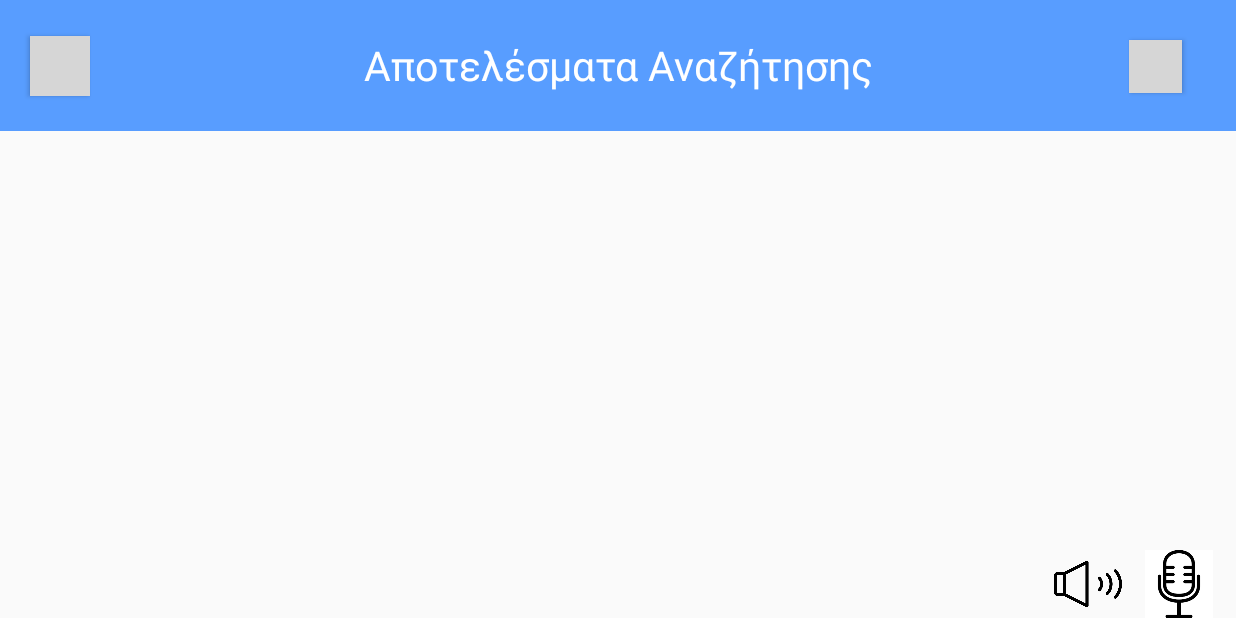
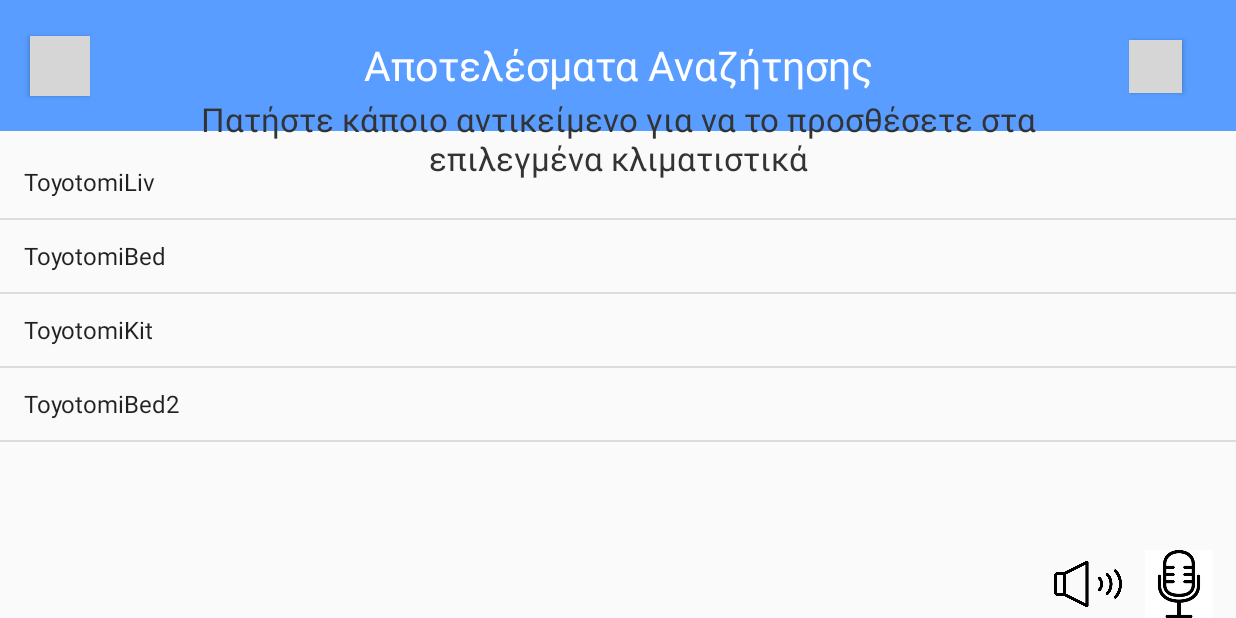
Before and after one commit to CharaGergi/AirConApp, an Android app: the screen it shows after launch (SearchResultsActivity), after a tap on "Εύρεση Κλιματιστικών", on a phone screen of 824 x 412 dp (held sideways). Run offline under Robolectric (Android 15) with nearby library versions, the phone set to English and light mode, and no system bars; 3 other taps on this screen came first; grey boxes are pictures that could not be loaded.

Commit message:
Need to update tempEditTxt when increasing/decreasing temperature in AirConActivity. Add button in AdvancedACSettingsActivity to send you to AirConDetailsActivity. Some minor appearance optimizations in ListViews. Cold mode button needs to be shown as selected when pressed.

```diff
--- a/app/src/main/java/com/example/airconapp/domain/AirCon.java
+++ b/app/src/main/java/com/example/airconapp/domain/AirCon.java
@@ -30,7 +30,7 @@ public class AirCon
         this.timerOff = timerOff;
         this.power = power;
         randomSerial = random.nextInt(3265) + 1000;
-        this.airConDetails = new AirConDetails(name, randomSerial, 23884, 25249," A++", 58, "1078x325x246", " 955x700x396" );
+        this.airConDetails = new AirConDetails(name, randomSerial, 23884, 25249," A++", 58, "1078x325x246", "955x700x396" );
     }
 
     public String getName()
@@ -74,6 +74,10 @@ public class AirCon
         return power;
     }
 
+    public AirConDetails getAirConDetails() {
+        return airConDetails;
+    }
+
     public void setName(String name)
     {
         this.name = name;
--- a/app/src/main/java/com/example/airconapp/domain/Utilities.java
+++ b/app/src/main/java/com/example/airconapp/domain/Utilities.java
@@ -4,26 +4,21 @@ import java.util.HashSet;
 
 public class Utilities
 {
-    private static Profile profile;
     private static HashSet<AirCon> foundAirCons;
     private static HashSet<AirCon> selectedAirCons;
     private static AirCon airCon1, airCon2, airCon3, airCon4;
 
     public Utilities() {
-        profile = new Profile();
         foundAirCons = new HashSet<>();
+        selectedAirCons = new HashSet<>();
         airCon1 = new AirCon("ToyotomiBed", 1 , 25, 2, 2, false, false, 0 , 3, true);
         airCon2 = new AirCon("ToyotomiKit", 3, 20, 1, 3, false, true, 4 , 0, true);
         airCon3 = new AirCon("ToyotomiLiv", 1, 14, 0, 1, true, false, 4 , 0, false);
         airCon4 = new AirCon("ToyotomiBed2", 4, 19, 3, 0, false, false, 4 , 0, false);
-    }
-
-    public static Profile getProfile() {
-        return profile;
-    }
-
-    public static void setProfile(Profile profile) {
-        Utilities.profile = profile;
+        foundAirCons.add(airCon1);
+        foundAirCons.add(airCon2);
+        foundAirCons.add(airCon3);
+        foundAirCons.add(airCon4);
     }
 
     public static HashSet<AirCon> getAirCons() {
--- a/app/src/main/java/com/example/airconapp/view/AdvancedACSettings/AdvancedACSettingsActivity.java
+++ b/app/src/main/java/com/example/airconapp/view/AdvancedACSettings/AdvancedACSettingsActivity.java
@@ -11,6 +11,7 @@ import android.widget.ScrollView;
 import android.widget.SeekBar;
 import android.widget.Switch;
 import com.example.airconapp.R;
+import com.example.airconapp.domain.AirCon;
 import com.example.airconapp.view.ActivityUtilities.UtilitiesActivity;
 import com.example.airconapp.view.AirCon.AirConActivity;
 import com.example.airconapp.view.Menu.MenuActivity;
@@ -18,6 +19,7 @@ import com.example.airconapp.view.Profile.ProfileActivity;
 
 public class AdvancedACSettingsActivity extends UtilitiesActivity implements View.OnClickListener, AdvancedACSettingsView
 {
+    private AirCon airCon;
     private Button backBtn;
     private Button settingsBtn;
     private Button homeBtn;
@@ -42,6 +44,8 @@ public class AdvancedACSettingsActivity extends UtilitiesActivity implements Vie
 
         Intent intent = getIntent();
         menuFont = intent.getIntExtra("FONT", 1);
+        airCon = intent.getParcelableExtra("AC");
+
         MenuActivity.profile.setFontSize(menuFont);
 
         applyFontSize(getResources().getConfiguration());
--- a/app/src/main/java/com/example/airconapp/view/Menu/MenuActivity.java
+++ b/app/src/main/java/com/example/airconapp/view/Menu/MenuActivity.java
@@ -3,15 +3,16 @@ package com.example.airconapp.view.Menu;
 import android.content.Intent;
 import android.os.Bundle;
 import android.view.View;
+import android.widget.AdapterView;
 import android.widget.ArrayAdapter;
 import android.widget.Button;
 import android.widget.ListView;
-
 import com.example.airconapp.R;
+import com.example.airconapp.domain.AirCon;
 import com.example.airconapp.domain.Profile;
 import com.example.airconapp.domain.Utilities;
 import com.example.airconapp.view.ActivityUtilities.UtilitiesActivity;
-import com.example.airconapp.view.Profile.ProfileActivity;
+import com.example.airconapp.view.AirCon.AirConActivity;
 import com.example.airconapp.view.SearchResults.SearchResultsActivity;
 
 public class MenuActivity extends UtilitiesActivity implements View.OnClickListener
@@ -21,7 +22,9 @@ public class MenuActivity extends UtilitiesActivity implements View.OnClickListe
     private Button speechCommBtn;
     private Button searchBtn;
     private ListView selectedAirCons;
+    private String[] selectedAirConsNames;
     static public Profile profile = new Profile(0, false, false);
+    static public Utilities utilities = new Utilities();
 
 
     @Override
@@ -39,8 +42,33 @@ public class MenuActivity extends UtilitiesActivity implements View.OnClickListe
 
         selectedAirCons = findViewById(R.id.selectedAirConsList);
 
-        final ArrayAdapter myAdapter = new ArrayAdapter<>(this, android.R.layout.simple_list_item_1, Utilities.getSelectedAirCons().toArray());
-        selectedAirCons.setAdapter(myAdapter);
+        if (Utilities.getSelectedAirCons() != null)
+        {
+            AirCon[] airConArray = new AirCon[Utilities.getSelectedAirCons().size()];
+            Utilities.getSelectedAirCons().toArray(airConArray);
+
+            selectedAirConsNames = new String[airConArray.length];
+            for (int i = 0; i < airConArray.length; i++)
+            {
+                selectedAirConsNames[i] = airConArray[i].getName();
+            }
+
+            final ArrayAdapter<String> myAdapter = new ArrayAdapter(this, android.R.layout.simple_list_item_1, selectedAirConsNames);
+            selectedAirCons.setAdapter(myAdapter);
+
+            selectedAirCons.setOnItemClickListener(new AdapterView.OnItemClickListener() {
+                @Override
+                public void onItemClick(AdapterView<?> parent, View view, int position, long id) {
+                    String airCon = myAdapter.getItem(position);
+                    if (airCon == null) return;
+
+                    Intent intent = new Intent(MenuActivity.this, AirConActivity.class);
+                    intent.putExtra("AC_NAME", airCon);
+                    intent.putExtra("FONT", profile.getFontSize());
+                    startActivity(intent);
+                }
+            });
+        }
 
         soundCommBtn = findViewById(R.id.soundCommandsBtn);
         if (!profile.isSoundCommands())
@@ -58,8 +86,6 @@ public class MenuActivity extends UtilitiesActivity implements View.OnClickListe
 
         searchBtn = findViewById(R.id.searchBtn);
         searchBtn.setOnClickListener(this);
-
-
     }
 
     @Override
--- a/app/src/main/java/com/example/airconapp/view/SearchResults/SearchResultsActivity.java
+++ b/app/src/main/java/com/example/airconapp/view/SearchResults/SearchResultsActivity.java
@@ -2,22 +2,17 @@ package com.example.airconapp.view.SearchResults;
 
 import android.content.Intent;
 import android.os.Bundle;
-import android.view.Menu;
 import android.view.View;
 import android.widget.AdapterView;
 import android.widget.ArrayAdapter;
 import android.widget.Button;
 import android.widget.ListView;
-import android.widget.TableLayout;
-
+import android.widget.Toast;
 import com.example.airconapp.R;
 import com.example.airconapp.domain.AirCon;
 import com.example.airconapp.domain.Utilities;
 import com.example.airconapp.view.Menu.MenuActivity;
 import com.example.airconapp.view.ActivityUtilities.UtilitiesActivity;
-import com.example.airconapp.view.Profile.ProfileActivity;
-
-import java.util.HashSet;
 
 public class SearchResultsActivity extends UtilitiesActivity implements View.OnClickListener {
     private Button backBtn;
@@ -25,6 +20,7 @@ public class SearchResultsActivity extends UtilitiesActivity implements View.OnC
     private Button speechCommBtn;
     private Button settingsBtn;
     private ListView foundAirCons;
+    private String[] airConNames;
 
     @Override
     protected void onCreate(Bundle savedInstanceState) {
@@ -58,16 +54,31 @@ public class SearchResultsActivity extends UtilitiesActivity implements View.OnC
         settingsBtn = findViewById(R.id.settings_button);
         settingsBtn.setOnClickListener(this);
 
-        final ArrayAdapter myAdapter = new ArrayAdapter<>(this, android.R.layout.simple_list_item_1, Utilities.getAirCons().toArray());
+        AirCon[] airConArray = new AirCon[Utilities.getAirCons().size()];
+        Utilities.getAirCons().toArray(airConArray);
+
+        airConNames = new String[Utilities.getAirCons().size()];
+        for (int i = 0; i < airConArray.length; i++)
+        {
+            airConNames[i] = airConArray[i].getName();
+        }
+
+        final ArrayAdapter<String> myAdapter = new ArrayAdapter<>(this, android.R.layout.simple_list_item_1, airConNames);
         foundAirCons.setAdapter(myAdapter);
 
         foundAirCons.setOnItemClickListener(new AdapterView.OnItemClickListener() {
             @Override
             public void onItemClick(AdapterView<?> parent, View view, int position, long id) {
-                Object airCon = myAdapter.getItem(position);
-                System.out.println(airCon);
+                String airCon = myAdapter.getItem(position);
                 if (airCon == null) return;
-                Utilities.getSelectedAirCons().add((AirCon) airCon);
+                for (AirCon ac : Utilities.getAirCons())
+                {
+                    if (ac.getName().equalsIgnoreCase(airCon))
+                    {
+                        Utilities.getSelectedAirCons().add(ac);
+                        Toast.makeText(SearchResultsActivity.this, "The AC was added to the selected list.", Toast.LENGTH_SHORT).show();
+                    }
+                }
             }
         });
 }
@@ -91,6 +102,5 @@ public class SearchResultsActivity extends UtilitiesActivity implements View.OnC
         if (view == settingsBtn) {
             handleSettingsBtn(SearchResultsActivity.this);
         }
-
     }
 }
--- a/app/src/main/res/layout/activity_air_con_details.xml
+++ b/app/src/main/res/layout/activity_air_con_details.xml
@@ -254,7 +254,7 @@
         app:layout_constraintTop_toBottomOf="@+id/airConNP" />
 
     <TextView
-        android:id="@+id/airConOD"
+        android:id="@+id/airConED"
         android:layout_width="wrap_content"
         android:layout_height="wrap_content"
         android:layout_marginStart="40dp"
--- a/app/src/main/res/layout/activity_search_results.xml
+++ b/app/src/main/res/layout/activity_search_results.xml
@@ -67,13 +67,24 @@
 
     <ListView
         android:id="@+id/foundAirConsList"
-        android:layout_width="964dp"
-        android:layout_height="340dp"
+        android:layout_width="match_parent"
+        android:layout_height="305dp"
         app:layout_constraintBottom_toBottomOf="parent"
         app:layout_constraintEnd_toEndOf="parent"
-        app:layout_constraintHorizontal_bias="1.0"
         app:layout_constraintStart_toStartOf="parent"
-        app:layout_constraintTop_toBottomOf="@+id/logo"
-        app:layout_constraintVertical_bias="0.427" />
+        app:layout_constraintTop_toBottomOf="@+id/logo"/>
+
+    <TextView
+        android:id="@+id/search_hintTxtView"
+        android:layout_width="600dp"
+        android:layout_height="wrap_content"
+        android:text="@string/search_hint"
+        android:textSize="22sp"
+        android:textColor="@color/light_black"
+        android:gravity="center"
+        app:layout_constraintBottom_toTopOf="@+id/foundAirConsList"
+        app:layout_constraintEnd_toEndOf="parent"
+        app:layout_constraintStart_toStartOf="parent"
+        app:layout_constraintTop_toBottomOf="@+id/logo" />
 
 </androidx.constraintlayout.widget.ConstraintLayout>
--- a/app/src/main/res/values/strings.xml
+++ b/app/src/main/res/values/strings.xml
@@ -43,4 +43,5 @@
     <string name="externalUnit">Εξωτερική Μονάδα</string>
     <string name="startBtn">Εφαρμογή</string>
     <string name="results">Αποτελέσματα Αναζήτησης</string>
+    <string name="search_hint">Πατήστε κάποιο αντικείμενο για να το προσθέσετε στα επιλεγμένα κλιματιστικά</string>
 </resources>
```
Also changed, not shown: app/src/main/java/com/example/airconapp/view/AirCon/AirConActivity.java (+31 -5 lines), app/src/main/java/com/example/airconapp/view/AirCon/AirConPresenter.java (+4 -3 lines), app/src/main/java/com/example/airconapp/view/AirConDetails/AirConDetailsActivity.java (+35 -5 lines), app/src/main/java/com/example/airconapp/view/Profile/ProfileActivity.java (+46 -38 lines).
